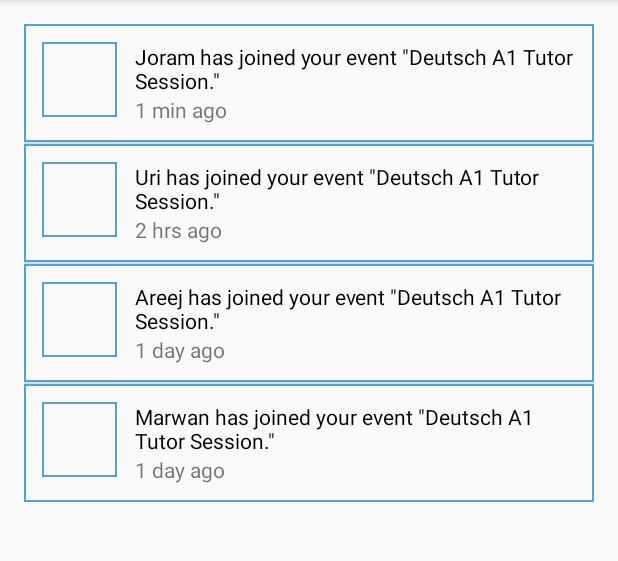
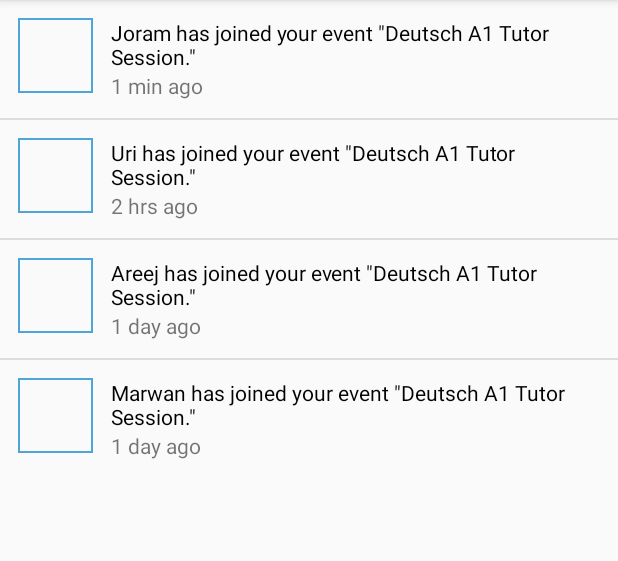
Before and after one commit to jbonot/ziffer, an Android app: the Notifications screen opened directly, with no data from a screen before it, on a phone screen of 412 x 824 dp, the part 84-645 px from its top. Run offline under Robolectric (Android 15) with nearby library versions, the phone set to English and light mode, and no system bars.

Commit message:
Modify padding and borders in navigation list view.

```diff
--- a/app/src/main/res/layout/listview.xml
+++ b/app/src/main/res/layout/listview.xml
@@ -1,10 +1,7 @@
 <?xml version="1.0" encoding="utf-8"?>
 <RelativeLayout xmlns:android="http://schemas.android.com/apk/res/android"
     xmlns:tools="http://schemas.android.com/tools" android:layout_width="match_parent"
-    android:layout_height="match_parent" android:paddingLeft="@dimen/activity_horizontal_margin"
-    android:paddingRight="@dimen/activity_horizontal_margin"
-    android:paddingTop="@dimen/activity_vertical_margin"
-    android:paddingBottom="@dimen/activity_vertical_margin"
+    android:layout_height="match_parent"
     tools:context="de.rwth_aachen.ziffer.Notifications">
 
     <ListView
--- a/app/src/main/res/layout/notification_list_item.xml
+++ b/app/src/main/res/layout/notification_list_item.xml
@@ -2,8 +2,7 @@
 <LinearLayout xmlns:android="http://schemas.android.com/apk/res/android"
     android:orientation="horizontal" android:layout_width="match_parent"
     android:layout_height="wrap_content"
-    android:padding="12dp"
-    android:background="@drawable/background_border">
+    android:padding="12dp">
 
     <ImageView
         android:layout_width="50dp"
```
